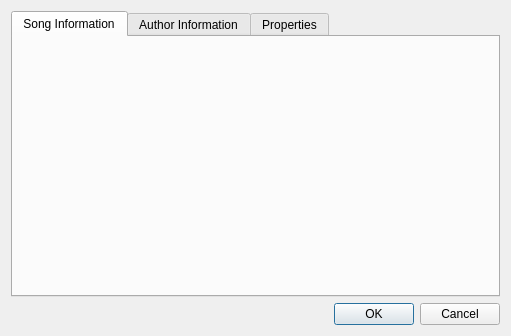
Old version of the form source/dialogs/fileinformationdialog.ui in the repository powertab/powertabeditor.
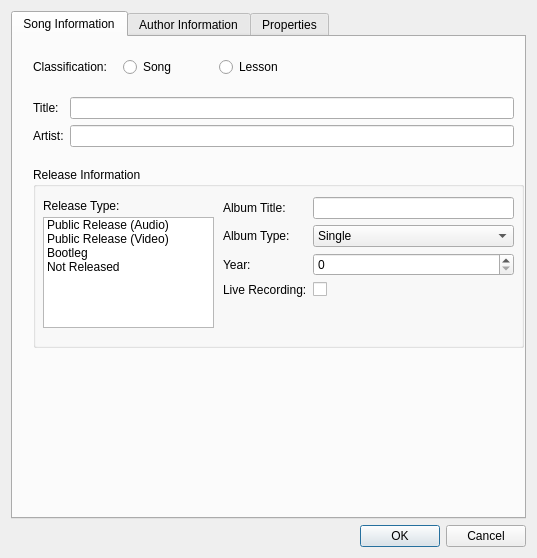
New version of the form. The open tabs and pages were chosen to show the change.

Commit message: More work on the file info dialog (song information and release information)

Diff of the .ui file:
```diff
--- a/source/dialogs/fileinformationdialog.ui
+++ b/source/dialogs/fileinformationdialog.ui
@@ -6,8 +6,8 @@
    <rect>
     <x>0</x>
     <y>0</y>
-    <width>511</width>
-    <height>336</height>
+    <width>537</width>
+    <height>558</height>
    </rect>
   </property>
   <property name="windowTitle">
@@ -23,6 +23,336 @@
       <attribute name="title">
        <string>Song Information</string>
       </attribute>
+      <widget class="QWidget" name="formLayoutWidget_2">
+       <property name="geometry">
+        <rect>
+         <x>20</x>
+         <y>20</y>
+         <width>281</width>
+         <height>41</height>
+        </rect>
+       </property>
+       <layout class="QFormLayout" name="formLayout_2">
+        <property name="fieldGrowthPolicy">
+         <enum>QFormLayout::AllNonFixedFieldsGrow</enum>
+        </property>
+        <property name="horizontalSpacing">
+         <number>16</number>
+        </property>
+        <item row="0" column="0">
+         <widget class="QLabel" name="songTypeLabel">
+          <property name="text">
+           <string>Classification:</string>
+          </property>
+         </widget>
+        </item>
+        <item row="0" column="1">
+         <layout class="QHBoxLayout" name="horizontalLayout">
+          <property name="sizeConstraint">
+           <enum>QLayout::SetDefaultConstraint</enum>
+          </property>
+          <item>
+           <widget class="QRadioButton" name="songButton">
+            <property name="text">
+             <string>Song</string>
+            </property>
+            <attribute name="buttonGroup">
+             <string notr="true">songTypeButtonGroup</string>
+            </attribute>
+           </widget>
+          </item>
+          <item>
+           <widget class="QRadioButton" name="lessonButton">
+            <property name="text">
+             <string>Lesson</string>
+            </property>
+            <attribute name="buttonGroup">
+             <string notr="true">songTypeButtonGroup</string>
+            </attribute>
+           </widget>
+          </item>
+         </layout>
+        </item>
+       </layout>
+      </widget>
+      <widget class="QStackedWidget" name="songTypeStack">
+       <property name="geometry">
+        <rect>
+         <x>20</x>
+         <y>50</y>
+         <width>501</width>
+         <height>411</height>
+        </rect>
+       </property>
+       <widget class="QWidget" name="songPage">
+        <widget class="QWidget" name="formLayoutWidget_3">
+         <property name="geometry">
+          <rect>
+           <x>0</x>
+           <y>10</y>
+           <width>481</width>
+           <height>71</height>
+          </rect>
+         </property>
+         <layout class="QFormLayout" name="formLayout_3">
+          <property name="fieldGrowthPolicy">
+           <enum>QFormLayout::AllNonFixedFieldsGrow</enum>
+          </property>
+          <item row="0" column="1">
+           <widget class="QLineEdit" name="songTitleValue"/>
+          </item>
+          <item row="1" column="0">
+           <widget class="QLabel" name="songArtistLabel">
+            <property name="text">
+             <string>Artist:</string>
+            </property>
+           </widget>
+          </item>
+          <item row="1" column="1">
+           <widget class="QLineEdit" name="songArtistValue"/>
+          </item>
+          <item row="0" column="0">
+           <widget class="QLabel" name="songTitleLabel">
+            <property name="text">
+             <string>Title:</string>
+            </property>
+           </widget>
+          </item>
+         </layout>
+        </widget>
+        <widget class="QGroupBox" name="groupBox">
+         <property name="geometry">
+          <rect>
+           <x>0</x>
+           <y>80</y>
+           <width>491</width>
+           <height>181</height>
+          </rect>
+         </property>
+         <property name="title">
+          <string>Release Information</string>
+         </property>
+         <widget class="QLabel" name="releaseTypeLabel">
+          <property name="geometry">
+           <rect>
+            <x>10</x>
+            <y>30</y>
+            <width>92</width>
+            <height>17</height>
+           </rect>
+          </property>
+          <property name="text">
+           <string>Release Type:</string>
+          </property>
+         </widget>
+         <widget class="QListWidget" name="releaseTypeList">
+          <property name="geometry">
+           <rect>
+            <x>10</x>
+            <y>50</y>
+            <width>171</width>
+            <height>111</height>
+           </rect>
+          </property>
+          <item>
+           <property name="text">
+            <string>Public Release (Audio)</string>
+           </property>
+          </item>
+          <item>
+           <property name="text">
+            <string>Public Release (Video)</string>
+           </property>
+          </item>
+          <item>
+           <property name="text">
+            <string>Bootleg</string>
+           </property>
+          </item>
+          <item>
+           <property name="text">
+            <string>Not Released</string>
+           </property>
+          </item>
+         </widget>
+         <widget class="QStackedWidget" name="releaseInfoStack">
+          <property name="geometry">
+           <rect>
+            <x>190</x>
+            <y>30</y>
+            <width>291</width>
+            <height>131</height>
+           </rect>
+          </property>
+          <property name="currentIndex">
+           <number>0</number>
+          </property>
+          <widget class="QWidget" name="albumInfo">
+           <widget class="QWidget" name="formLayoutWidget_4">
+            <property name="geometry">
+             <rect>
+              <x>0</x>
+              <y>0</y>
+              <width>291</width>
+              <height>131</height>
+             </rect>
+            </property>
+            <layout class="QFormLayout" name="formLayout_4">
+             <item row="0" column="0">
+              <widget class="QLabel" name="albumTitleLabel">
+               <property name="text">
+                <string>Album Title:</string>
+               </property>
+              </widget>
+             </item>
+             <item row="0" column="1">
+              <widget class="QLineEdit" name="albumTitleValue"/>
+             </item>
+             <item row="1" column="0">
+              <widget class="QLabel" name="albumTypeLabel">
+               <property name="text">
+                <string>Album Type:</string>
+               </property>
+              </widget>
+             </item>
+             <item row="1" column="1">
+              <widget class="QComboBox" name="albumTypeValue">
+               <item>
+                <property name="text">
+                 <string>Single</string>
+                </property>
+               </item>
+               <item>
+                <property name="text">
+                 <string>EP</string>
+                </property>
+               </item>
+               <item>
+                <property name="text">
+                 <string>Album</string>
+                </property>
+               </item>
+               <item>
+                <property name="text">
+                 <string>Double Album</string>
+                </property>
+               </item>
+               <item>
+                <property name="text">
+                 <string>Triple Album</string>
+                </property>
+               </item>
+               <item>
+                <property name="text">
+                 <string>Boxset</string>
+                </property>
+               </item>
+              </widget>
+             </item>
+             <item row="2" column="0">
+              <widget class="QLabel" name="albumYearLabel">
+               <property name="text">
+                <string>Year:</string>
+               </property>
+              </widget>
+             </item>
+             <item row="3" column="0">
+              <widget class="QLabel" name="audioLiveRecordingLabel">
+               <property name="text">
+                <string>Live Recording:</string>
+               </property>
+              </widget>
+             </item>
+             <item row="3" column="1">
+              <widget class="QCheckBox" name="audioLiveRecordingValue"/>
+             </item>
+             <item row="2" column="1">
+              <widget class="QSpinBox" name="albumYearValue">
+               <property name="maximum">
+                <number>9999</number>
+               </property>
+              </widget>
+             </item>
+            </layout>
+           </widget>
+          </widget>
+          <widget class="QWidget" name="videoInfo">
+           <widget class="QWidget" name="formLayoutWidget_5">
+            <property name="geometry">
+             <rect>
+              <x>0</x>
+              <y>0</y>
+              <width>291</width>
+              <height>131</height>
+             </rect>
+            </property>
+            <layout class="QFormLayout" name="formLayout_5">
+             <item row="0" column="0">
+              <widget class="QLabel" name="videoTitleLabel">
+               <property name="text">
+                <string>Video Title:</string>
+               </property>
+              </widget>
+             </item>
+             <item row="0" column="1">
+              <widget class="QLineEdit" name="videoTitleValue"/>
+             </item>
+             <item row="1" column="0">
+              <widget class="QLabel" name="videoLiveRecordingLabel">
+               <property name="text">
+                <string>Live Recording:</string>
+               </property>
+              </widget>
+             </item>
+             <item row="1" column="1">
+              <widget class="QCheckBox" name="videoLiveRecordingValue"/>
+             </item>
+            </layout>
+           </widget>
+          </widget>
+          <widget class="QWidget" name="bootlegInfo">
+           <widget class="QWidget" name="formLayoutWidget_6">
+            <property name="geometry">
+             <rect>
+              <x>0</x>
+              <y>0</y>
+              <width>291</width>
+              <height>131</height>
+             </rect>
+            </property>
+            <layout class="QFormLayout" name="formLayout_6">
+             <property name="fieldGrowthPolicy">
+              <enum>QFormLayout::AllNonFixedFieldsGrow</enum>
+             </property>
+             <item row="0" column="0">
+              <widget class="QLabel" name="bootlegTitleLabel">
+               <property name="text">
+                <string>Bootleg Title:</string>
+               </property>
+              </widget>
+             </item>
+             <item row="0" column="1">
+              <widget class="QLineEdit" name="bootlegTitleValue"/>
+             </item>
+             <item row="1" column="0">
+              <widget class="QLabel" name="bootlegDateLabel">
+               <property name="text">
+                <string>Bootleg Date:</string>
+               </property>
+              </widget>
+             </item>
+             <item row="1" column="1">
+              <widget class="QDateEdit" name="bootlegDateValue"/>
+             </item>
+            </layout>
+           </widget>
+          </widget>
+          <widget class="QWidget" name="notReleasedInfo"/>
+         </widget>
+        </widget>
+       </widget>
+       <widget class="QWidget" name="lessonPage"/>
+      </widget>
      </widget>
      <widget class="QWidget" name="authorInfo">
       <attribute name="title">
```
Left out of the diff: 5 changed lines with no effect on the pictures. The commit also changes 2 other files.
